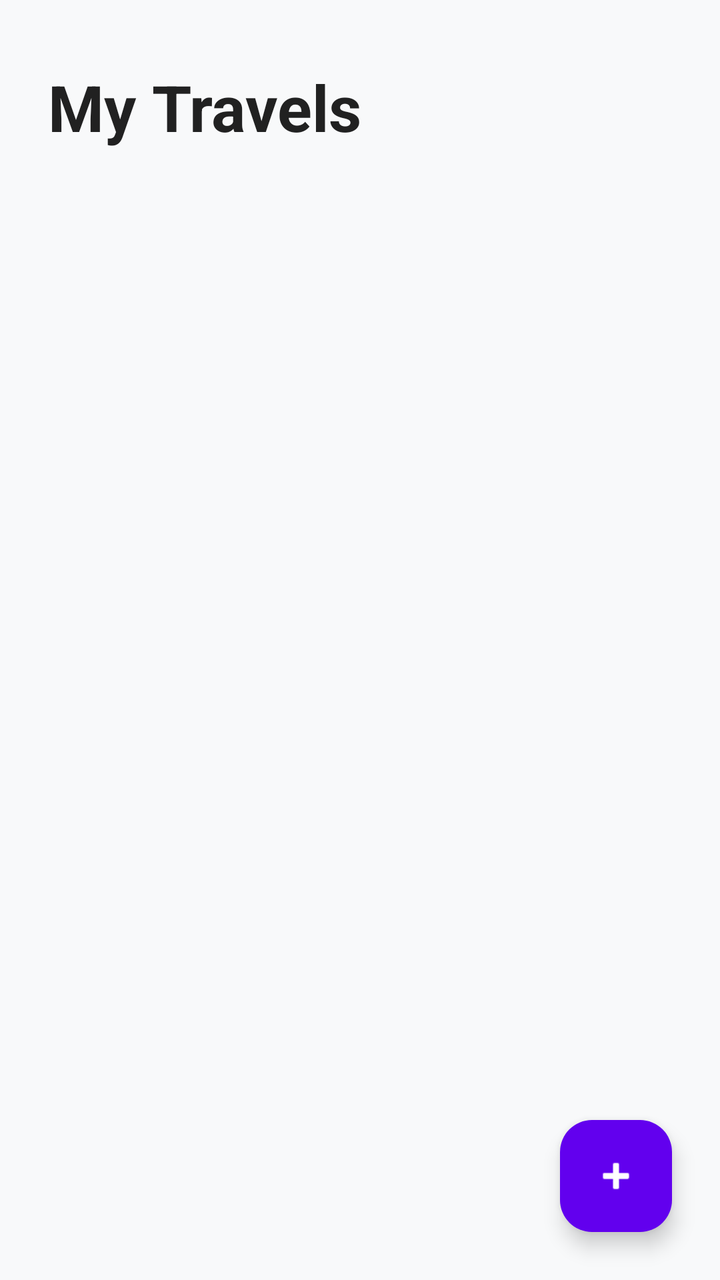
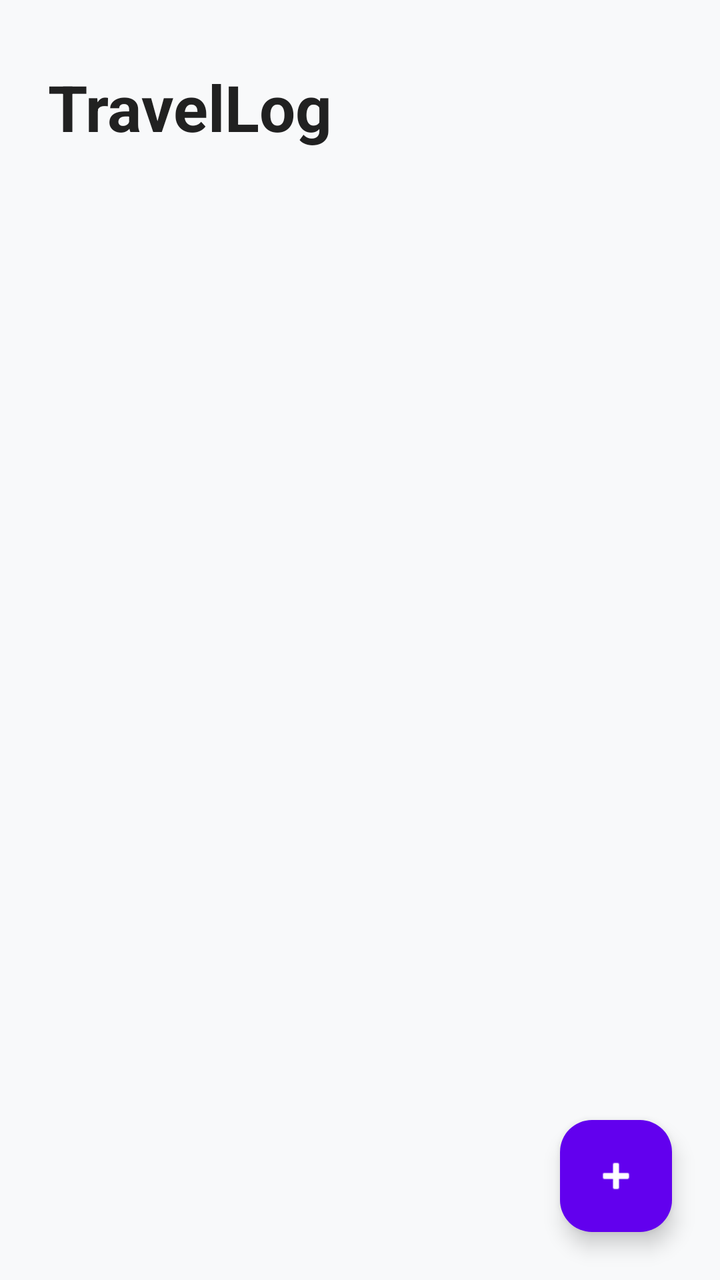

An Android layout rendered at two revisions. The XML below is the earlier revision; the diff shows what the commit changed to produce the second picture.
<!-- AndroidManifest.xml: application theme Theme.MobileApps20252301681053 -->
<!-- res/layout/fragment_list.xml -->
<?xml version="1.0" encoding="utf-8"?>
<androidx.constraintlayout.widget.ConstraintLayout
    xmlns:android="http://schemas.android.com/apk/res/android"
    xmlns:app="http://schemas.android.com/apk/res-auto"
    android:layout_width="match_parent"
    android:layout_height="match_parent"
    android:background="@color/background">

    <TextView
        android:id="@+id/textTitleHeader"
        android:layout_width="wrap_content"
        android:layout_height="wrap_content"
        android:layout_marginStart="24dp"
        android:layout_marginTop="32dp"
        android:text="My Travels"
        android:textSize="32sp"
        android:textStyle="bold"
        android:textColor="@color/text_primary"
        app:layout_constraintStart_toStartOf="parent"
        app:layout_constraintTop_toTopOf="parent" />

    <androidx.recyclerview.widget.RecyclerView
        android:id="@+id/recyclerView"
        android:layout_width="0dp"
        android:layout_height="0dp"
        android:layout_marginTop="16dp"
        android:clipToPadding="false"
        android:paddingBottom="100dp"
        app:layout_constraintBottom_toBottomOf="parent"
        app:layout_constraintEnd_toEndOf="parent"
        app:layout_constraintStart_toStartOf="parent"
        app:layout_constraintTop_toBottomOf="@id/textTitleHeader" />

    <com.google.android.material.floatingactionbutton.FloatingActionButton
        android:id="@+id/fabAdd"
        android:layout_width="wrap_content"
        android:layout_height="wrap_content"
        android:layout_marginEnd="24dp"
        android:layout_marginBottom="24dp"
        android:src="@android:drawable/ic_input_add"
        app:tint="@color/white"
        app:backgroundTint="@color/primary"
        app:layout_constraintBottom_toBottomOf="parent"
        app:layout_constraintEnd_toEndOf="parent"
        android:contentDescription="Add new journey" />

</androidx.constraintlayout.widget.ConstraintLayout>
<!-- resources referenced by this layout -->
<resources>
  <color name="background">#F8F9FA</color>
  <color name="primary">#6200EE</color>
  <color name="text_primary">#212121</color>
  <color name="white">#FFFFFFFF</color>
  <style name="Theme.MobileApps20252301681053" parent="Base.Theme.MobileApps20252301681053" />
  <style name="Base.Theme.MobileApps20252301681053" parent="Theme.Material3.DayNight.NoActionBar">
          
          
      </style>
</resources>

<!-- the commit's change to res/layout/fragment_list.xml (unified diff, before → after) -->
@@ -12,7 +12,7 @@
         android:layout_height="wrap_content"
         android:layout_marginStart="24dp"
         android:layout_marginTop="32dp"
-        android:text="My Travels"
+        android:text="TravelLog"
         android:textSize="32sp"
         android:textStyle="bold"
         android:textColor="@color/text_primary"
